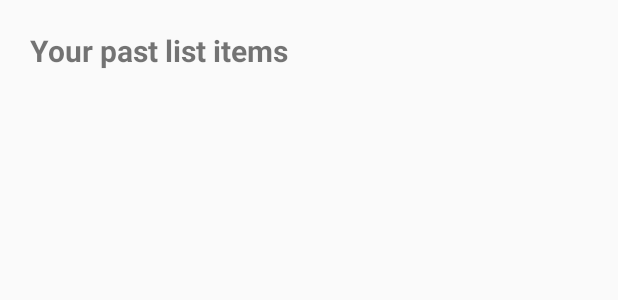
After one commit to MariaJoaoMiraPaulo/URJC-LDM-T2, an Android app: the layout view_history_list_layout.xml on its own in the app's theme, with its tools: preview values and no code run, on a phone screen of 412 x 824 dp. The commit adds this screen. Shown: the top 300 px of the screen. Run offline under Robolectric (Android 15) with nearby library versions, the phone set to English and light mode, and no system bars.

Commit message:
Shopping lists history added

```diff
--- a/app/src/main/AndroidManifest.xml
+++ b/app/src/main/AndroidManifest.xml
@@ -20,6 +20,7 @@
         <activity android:name=".ViewProductActivity"></activity>
         <activity android:name=".HistoryActivity"></activity>
         <activity android:name=".UserManualActivity"></activity>
+        <activity android:name=".ViewHistoryListActivity"></activity>
     </application>
     <uses-feature android:name="android.hardware.camera"
         android:required="true" />
--- /dev/null
+++ b/app/src/main/res/layout/view_history_list_layout.xml
@@ -0,0 +1,40 @@
+<?xml version="1.0" encoding="utf-8"?>
+<android.support.constraint.ConstraintLayout xmlns:android="http://schemas.android.com/apk/res/android"
+    xmlns:app="http://schemas.android.com/apk/res-auto"
+    xmlns:tools="http://schemas.android.com/tools"
+    android:layout_width="match_parent"
+    android:layout_height="match_parent">
+
+    <LinearLayout
+        android:id="@+id/linearLayout"
+        android:layout_width="0dp"
+        android:layout_height="0dp"
+        android:orientation="vertical"
+        app:layout_constraintBottom_toBottomOf="parent"
+        app:layout_constraintEnd_toEndOf="parent"
+        app:layout_constraintHorizontal_bias="0.0"
+        app:layout_constraintStart_toStartOf="parent"
+        app:layout_constraintTop_toTopOf="parent"
+        app:layout_constraintVertical_bias="1.0">
+
+        <TextView
+            android:id="@+id/historyListTitle"
+            android:layout_width="match_parent"
+            android:layout_height="128dp"
+            android:layout_weight="20"
+            android:padding="20dp"
+            android:text="Your past list items"
+            android:textSize="20sp"
+            android:textStyle="bold" />
+
+        <ListView
+            android:id="@+id/historyListProducts"
+            android:layout_width="match_parent"
+            android:layout_height="537dp"
+            android:layout_weight="20"
+            android:padding="20dp"
+            android:scrollbars="none" />
+
+    </LinearLayout>
+
+</android.support.constraint.ConstraintLayout>
```
Also changed, not shown: app/src/main/java/com/example/mariajoaomirapaulo/myshoppinglist/AdminSQLiteOpenHelper.java (+22 -1 lines), app/src/main/java/com/example/mariajoaomirapaulo/myshoppinglist/HistoryActivity.java (+52 -5 lines), app/src/main/java/com/example/mariajoaomirapaulo/myshoppinglist/HistoryList.java (added, +23 -0 lines), app/src/main/java/com/example/mariajoaomirapaulo/myshoppinglist/ViewHistoryListActivity.java (added, +50 -0 lines).
